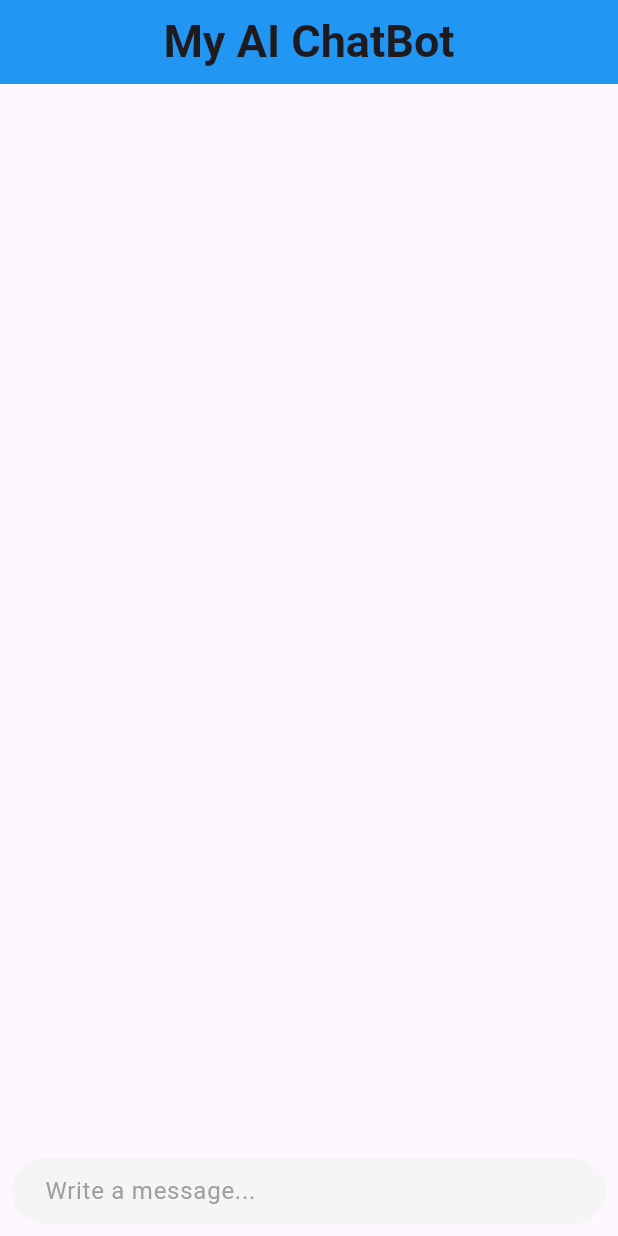
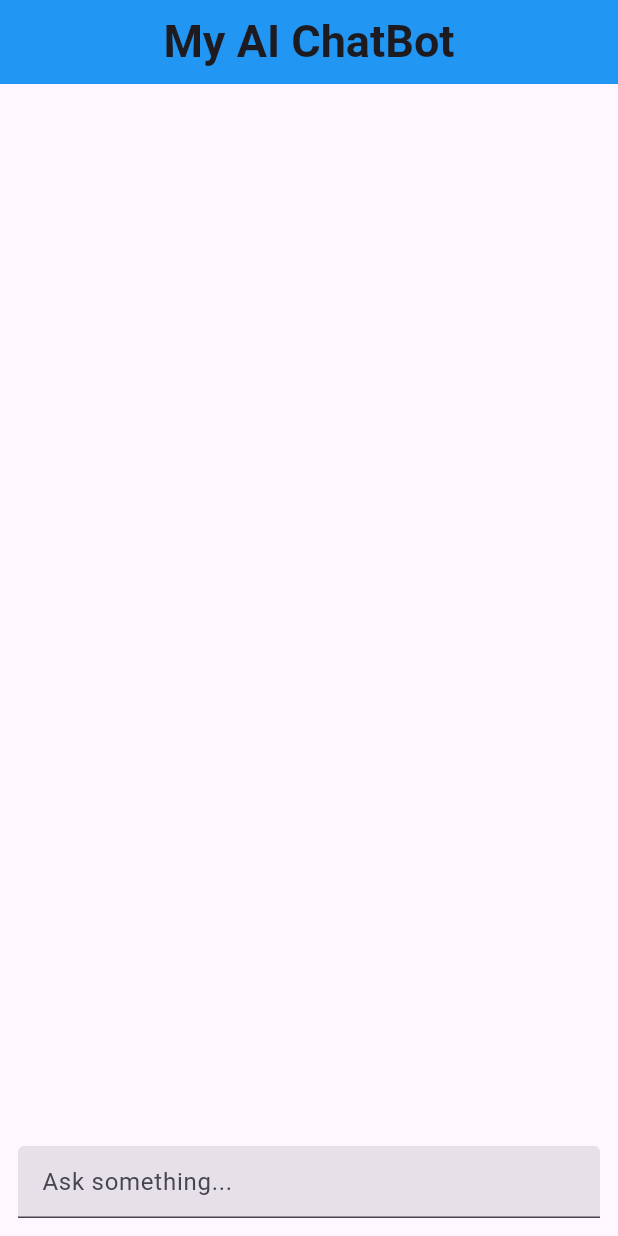
Before and after one commit to upadhyayravi023/Flutter_Tasks_-2025-, a Flutter app: the screen it shows after launch, on a phone screen of 412 x 824 dp. Run offline on Flutter 3.47's test engine with Material 3 defaults, Android fonts, the phone set to English and light mode, and no system bars; drawn by our look-alikes of dash_chat_2; our stand-ins replace flutter_gemini.

Commit message:
Improved UI
Now the chat flows like normal chat apps that we are used to.
Time of messages also shows inside the messages box.

```diff
--- a/chat_app/lib/home_page.dart
+++ b/chat_app/lib/home_page.dart
@@ -28,10 +28,37 @@ class _HomePageState extends State<HomePage> {
 
   ChatMessage? _currentBotGeneratingMessage;
 
+  final ScrollController _scrollController = ScrollController();
+
   Widget _buildUI() {
     return DashChat(
-        currentUser: currentUser, onSend: _sendMessage, messages: messages,
+        currentUser: currentUser, onSend: _sendMessage, messages: messages.reversed.toList(),
       typingUsers: _currentBotGeneratingMessage != null ? [geminiUser] : [],
+      messageListOptions: MessageListOptions(
+        scrollController: _scrollController,
+        showDateSeparator: true,
+      ),
+      messageOptions: MessageOptions(
+        showOtherUsersAvatar: true,
+        showOtherUsersName: true,
+        showCurrentUserAvatar: true,
+        currentUserContainerColor: Colors.blue,
+        containerColor: Colors.grey,
+        currentUserTextColor: Colors.black,
+        borderRadius: 20,
+        showTime: true,
+        messagePadding: const EdgeInsets.all(20),
+
+
+      ),
+      inputOptions: InputOptions(
+        inputToolbarPadding: const EdgeInsets.all(12),
+        inputDecoration: InputDecoration(
+          hintText: "Ask something...",
+          filled: true,
+        ),
+      ),
+
     );
   }
 
@@ -76,13 +103,20 @@ class _HomePageState extends State<HomePage> {
                 setState(() {
                   _currentBotGeneratingMessage = null;
                 });
-        }
+        },
       );
 
     } catch (e) {
       print('error ${e}');
     }
 
+  }
+
+
+  @override
+  void dispose() {
+    _scrollController.dispose();
+    super.dispose();
   }
 
   @override
```
